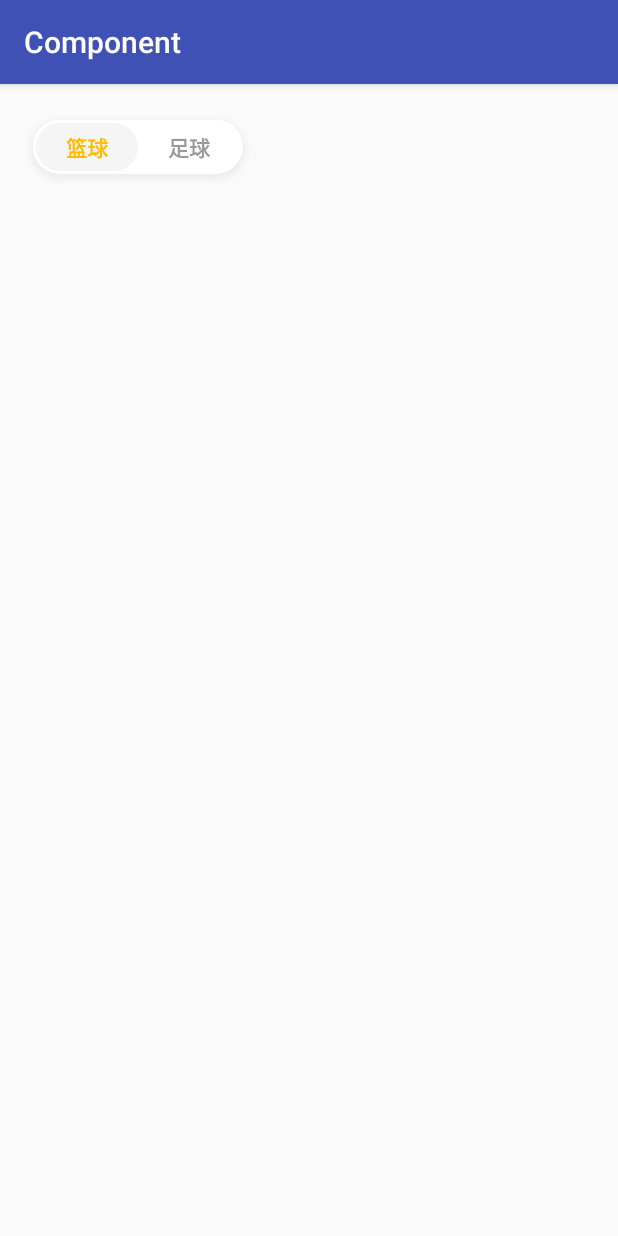
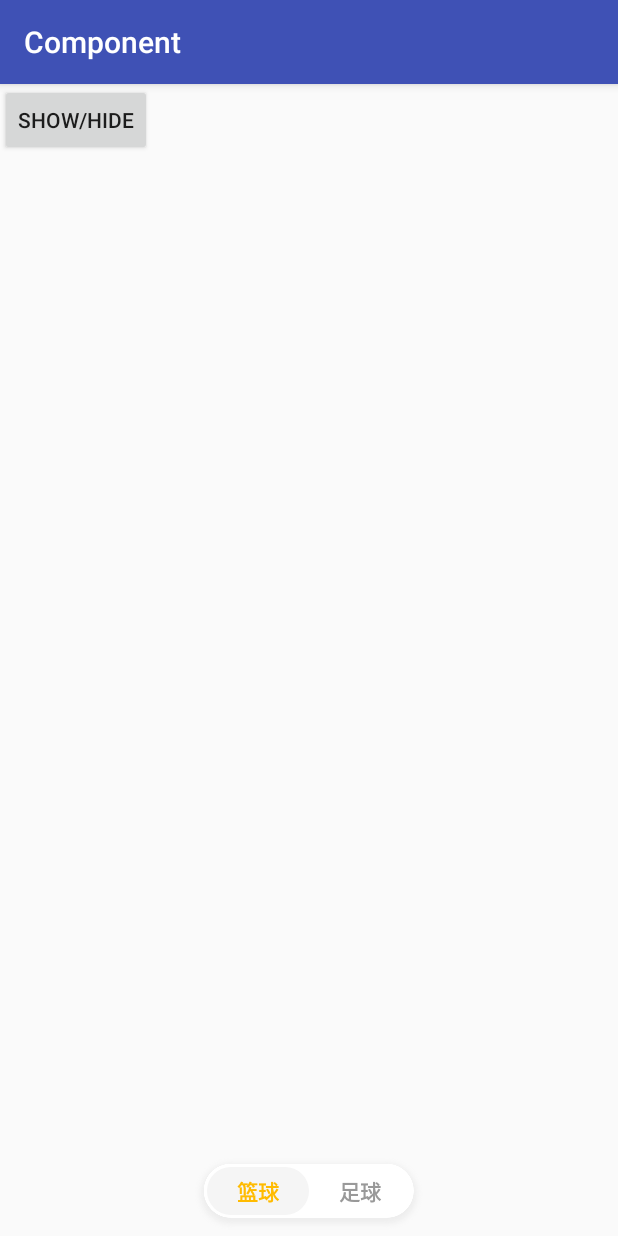
Before and after one commit to KNiklaus/Component, an Android app: the SwitchTagViewActivity screen opened directly, with no data from a screen before it, on a phone screen of 412 x 824 dp. Run offline under Robolectric (Android 15) with nearby library versions, the phone set to English and light mode, and no system bars.

Commit message:
feat:完善SwitchTagView的Demo演示

```diff
--- a/app/src/main/java/com/example/niklaus/component/SwitchTagViewActivity.java
+++ b/app/src/main/java/com/example/niklaus/component/SwitchTagViewActivity.java
@@ -3,15 +3,31 @@ package com.example.niklaus.component;
 import android.os.Bundle;
 import android.support.annotation.Nullable;
 import android.support.v7.app.AppCompatActivity;
+import android.view.View;
+
+import com.example.library.switchview.SwitchTagView;
 
 /**
  * Created by Niklaus on 2017/9/18.
  */
 
 public class SwitchTagViewActivity extends AppCompatActivity {
+    private SwitchTagView mTagView;
+    private boolean isShow;
     @Override
     protected void onCreate(@Nullable Bundle savedInstanceState) {
         super.onCreate(savedInstanceState);
         setContentView(R.layout.activity_switch_tag_view);
+        mTagView = findViewById(R.id.switch_view);
+    }
+
+    public void btnClick(View view) {
+        if (isShow) {
+            mTagView.show();
+            isShow = !isShow;
+        } else {
+            mTagView.hide();
+            isShow = !isShow;
+        }
     }
 }
--- a/app/src/main/res/layout/activity_switch_tag_view.xml
+++ b/app/src/main/res/layout/activity_switch_tag_view.xml
@@ -1,13 +1,18 @@
 <?xml version="1.0" encoding="utf-8"?>
-<LinearLayout
+<FrameLayout
     xmlns:android="http://schemas.android.com/apk/res/android"
     xmlns:tools="http://schemas.android.com/tools"
     android:layout_width="match_parent"
     android:layout_height="match_parent"
     android:orientation="vertical"
-    android:padding="16dp"
     xmlns:app="http://schemas.android.com/apk/res-auto"
     tools:context="com.example.niklaus.component.MainActivity">
+
+    <Button
+        android:layout_width="wrap_content"
+        android:layout_height="wrap_content"
+        android:onClick="btnClick"
+        android:text="show/hide"/>
 
     <com.example.library.switchview.SwitchTagView
         android:id="@+id/switch_view"
@@ -15,5 +20,7 @@
         android:layout_height="wrap_content"
         app:leftTagName="篮球"
         app:rightTagName="足球"
+        android:layout_gravity="bottom|center_horizontal"
+        android:layout_marginBottom="4dp"
         />
-</LinearLayout>
+</FrameLayout>
--- a/library/src/main/java/com/example/library/switchview/SwitchTagView.java
+++ b/library/src/main/java/com/example/library/switchview/SwitchTagView.java
@@ -230,7 +230,7 @@ public class SwitchTagView extends LinearLayout {
         animate()
                 .setDuration(300)
                 .setInterpolator(mInterpolator)
-                .translationY(show ? 0 : DensityUtil.dip2px(mContext, 24 + 8) + getHeight())
+                .translationY(show ? 0 : getHeight())
                 .start();
         mAnimStatus = show ? STATUS_SHOWING : STATUS_HIDING;
     }
```
Also changed, not shown: 1 other file.
